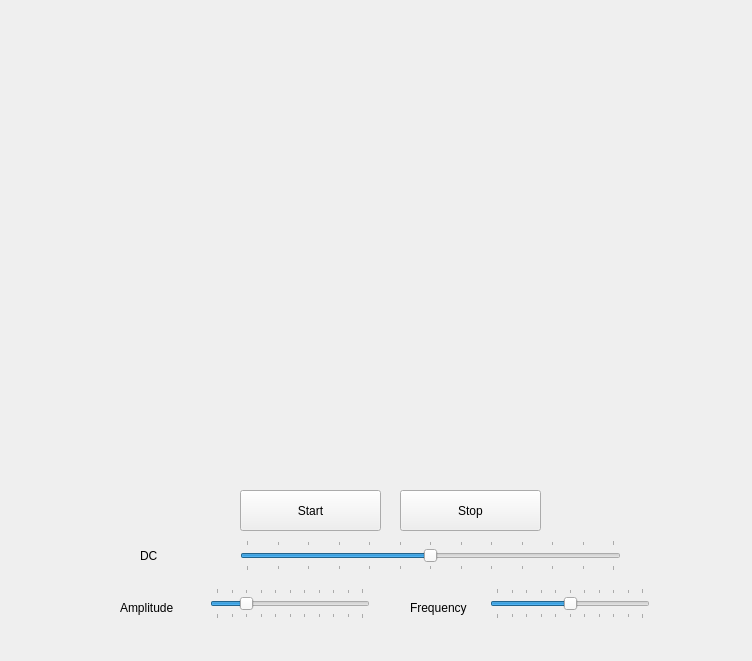
Old version of the form mainUI.ui in the repository matsu490/RealtimeSimulation.
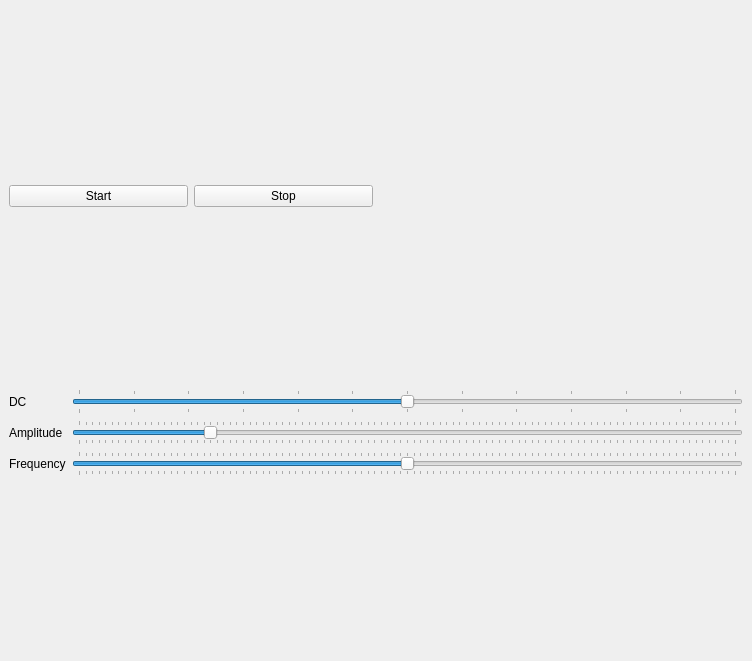
New version of the form.

Commit message: refined codes and layout

The edit to the form file:
```diff
--- a/mainUI.ui
+++ b/mainUI.ui
@@ -14,15 +14,70 @@
    <string>MainWindow</string>
   </property>
   <widget class="QWidget" name="centralwidget">
+   <layout class="QGridLayout" name="gridLayout">
+    <item row="3" column="0" colspan="2">
+     <layout class="QGridLayout" name="gridLayout_2">
+      <item row="1" column="1">
+       <widget class="QSlider" name="AmpSlider">
+        <property name="maximum">
+         <number>100</number>
+        </property>
+        <property name="singleStep">
+         <number>1</number>
+        </property>
+        <property name="pageStep">
+         <number>10</number>
+        </property>
+        <property name="value">
+         <number>20</number>
+        </property>
+        <property name="orientation">
+         <enum>Qt::Horizontal</enum>
+        </property>
+        <property name="tickPosition">
+         <enum>QSlider::TicksBothSides</enum>
+        </property>
+       </widget>
+      </item>
+      <item row="2" column="0">
+       <widget class="QLabel" name="FreqLabel">
+        <property name="text">
+         <string>Frequency</string>
+        </property>
+       </widget>
+      </item>
+      <item row="1" column="0">
+       <widget class="QLabel" name="AmpLabel">
+        <property name="text">
+         <string>Amplitude</string>
+        </property>
+       </widget>
+      </item>
+      <item row="2" column="1">
+       <widget class="QSlider" name="FreqSlider">
+        <property name="maximum">
+         <number>100</number>
+        </property>
+        <property name="value">
+         <number>50</number>
+        </property>
+        <property name="orientation">
+         <enum>Qt::Horizontal</enum>
+        </property>
+        <property name="tickPosition">
+         <enum>QSlider::TicksBothSides</enum>
+        </property>
+       </widget>
+      </item>
+      <item row="0" column="0">
+       <widget class="QLabel" name="DCLabel">
+        <property name="text">
+         <string>DC</string>
+        </property>
+       </widget>
+      </item>
+      <item row="0" column="1">
    <widget class="QSlider" name="DCSlider">
-    <property name="geometry">
-     <rect>
-      <x>240</x>
-      <y>540</y>
-      <width>381</width>
-      <height>31</height>
-     </rect>
-    </property>
     <property name="minimum">
      <number>-40</number>
     </property>
@@ -48,141 +103,35 @@
      <number>5</number>
     </property>
    </widget>
-   <widget class="QWidget" name="PlotWidget" native="true">
-    <property name="geometry">
-     <rect>
-      <x>0</x>
-      <y>0</y>
-      <width>531</width>
-      <height>441</height>
-     </rect>
-    </property>
-   </widget>
-   <widget class="QWidget" name="ToolBarWidget" native="true">
-    <property name="geometry">
-     <rect>
-      <x>100</x>
-      <y>440</y>
-      <width>581</width>
-      <height>41</height>
-     </rect>
-    </property>
-   </widget>
-   <widget class="QLabel" name="DCLabel">
-    <property name="geometry">
-     <rect>
-      <x>140</x>
-      <y>540</y>
-      <width>91</width>
-      <height>31</height>
-     </rect>
-    </property>
-    <property name="text">
-     <string>DC</string>
-    </property>
-   </widget>
+      </item>
+     </layout>
+    </item>
+    <item row="0" column="0" colspan="2">
+     <layout class="QVBoxLayout" name="VLayout"/>
+    </item>
+    <item row="2" column="0">
+     <layout class="QHBoxLayout" name="horizontalLayout_2">
+      <item>
    <widget class="QPushButton" name="StartButton">
-    <property name="geometry">
-     <rect>
-      <x>240</x>
-      <y>490</y>
-      <width>141</width>
-      <height>41</height>
-     </rect>
-    </property>
     <property name="text">
      <string>Start</string>
     </property>
    </widget>
+      </item>
+      <item>
    <widget class="QPushButton" name="StopButton">
-    <property name="geometry">
-     <rect>
-      <x>400</x>
-      <y>490</y>
-      <width>141</width>
-      <height>41</height>
-     </rect>
-    </property>
     <property name="text">
      <string>Stop</string>
     </property>
    </widget>
-   <widget class="QSlider" name="AmpSlider">
-    <property name="geometry">
-     <rect>
-      <x>210</x>
-      <y>588</y>
-      <width>160</width>
-      <height>31</height>
-     </rect>
-    </property>
-    <property name="maximum">
-     <number>100</number>
-    </property>
-    <property name="singleStep">
-     <number>1</number>
-    </property>
-    <property name="pageStep">
-     <number>10</number>
-    </property>
-    <property name="value">
-     <number>20</number>
-    </property>
-    <property name="orientation">
-     <enum>Qt::Horizontal</enum>
-    </property>
-    <property name="tickPosition">
-     <enum>QSlider::TicksBothSides</enum>
-    </property>
-   </widget>
-   <widget class="QSlider" name="FreqSlider">
-    <property name="geometry">
-     <rect>
-      <x>490</x>
-      <y>588</y>
-      <width>160</width>
-      <height>31</height>
-     </rect>
-    </property>
-    <property name="maximum">
-     <number>100</number>
-    </property>
-    <property name="value">
-     <number>50</number>
-    </property>
-    <property name="orientation">
-     <enum>Qt::Horizontal</enum>
-    </property>
-    <property name="tickPosition">
-     <enum>QSlider::TicksBothSides</enum>
-    </property>
-   </widget>
-   <widget class="QLabel" name="AmpLabel">
-    <property name="geometry">
-     <rect>
-      <x>120</x>
-      <y>600</y>
-      <width>81</width>
-      <height>16</height>
-     </rect>
-    </property>
-    <property name="text">
-     <string>Amplitude</string>
-    </property>
-   </widget>
-   <widget class="QLabel" name="FreqLabel">
-    <property name="geometry">
-     <rect>
-      <x>410</x>
-      <y>600</y>
-      <width>61</width>
-      <height>16</height>
-     </rect>
-    </property>
-    <property name="text">
-     <string>Frequency</string>
-    </property>
-   </widget>
+      </item>
+     </layout>
+    </item>
+   </layout>
+   <zorder>verticalLayoutWidget</zorder>
+   <zorder>gridLayoutWidget_2</zorder>
+   <zorder>DCLabel</zorder>
+   <zorder>horizontalLayoutWidget</zorder>
   </widget>
   <widget class="QMenuBar" name="menubar">
    <property name="geometry">
```
Lines whose indentation alone changed are shown as unchanged. The commit also changes 1 other file.
